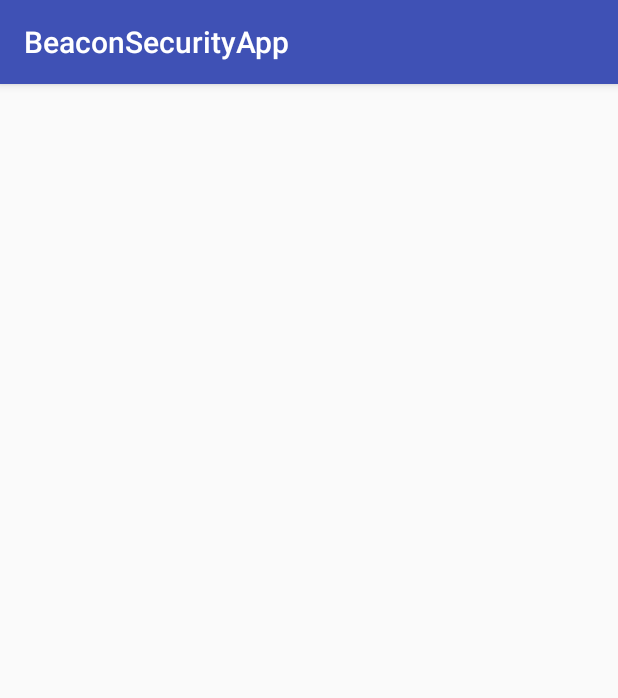
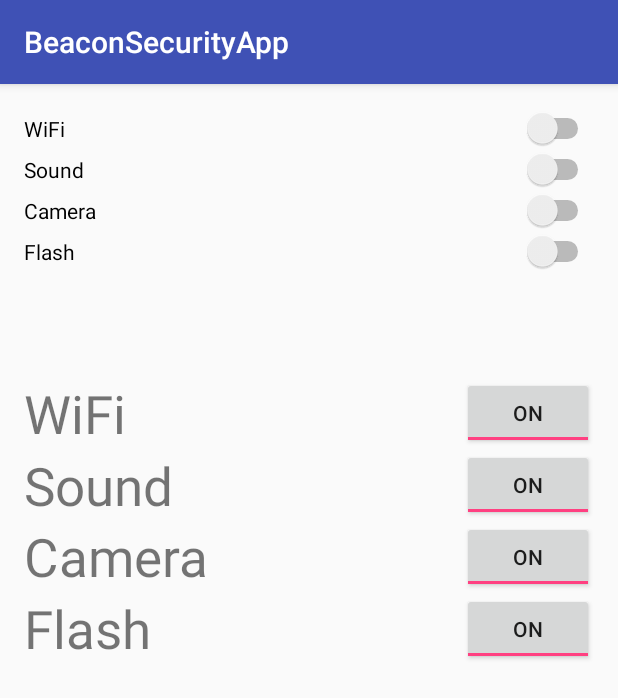
Before and after one commit to jooey247/BSP, an Android app: the SetActivity screen opened directly, with no data from a screen before it, on a phone screen of 412 x 824 dp. Shown: the top 698 px of the screen. Run offline under Robolectric (Android 15) with nearby library versions, the phone set to English and light mode, and no system bars.

Commit message:
toggle 버튼 초기화 content_main layout과 연결

```diff
--- a/BeaconSecurityApp2/app/src/main/java/cse/knu/beaconsecurityapp/SetActivity.java
+++ b/BeaconSecurityApp2/app/src/main/java/cse/knu/beaconsecurityapp/SetActivity.java
@@ -7,6 +7,7 @@ import android.media.AudioManager;
 import android.net.wifi.WifiManager;
 import android.support.v7.app.AppCompatActivity;
 import android.os.Bundle;
+import android.widget.ToggleButton;
 
 public class SetActivity extends AppCompatActivity {
 
@@ -28,10 +29,15 @@ public class SetActivity extends AppCompatActivity {
     private int camera_info = 2;
     private int flash_info = 3;
 
+    ToggleButton toggle_Button;
+    ToggleButton toggle_Button2;
+    ToggleButton toggle_Button3;
+    ToggleButton toggle_Button4;
+
     @Override
     protected void onCreate(Bundle savedInstanceState) {
         super.onCreate(savedInstanceState);
-        setContentView(R.layout.activity_set);
+        setContentView(R.layout.content_main); //activity_set);
 
         camera = android.hardware.Camera.open();
         camera.release();
@@ -39,6 +45,13 @@ public class SetActivity extends AppCompatActivity {
         audioManager = (AudioManager)getSystemService(Context.AUDIO_SERVICE);
         wifiManager = (WifiManager)getSystemService(Context.WIFI_SERVICE);
         cameraManager = (CameraManager)getSystemService(Context.CAMERA_SERVICE);
+
+        toggle_Button=(ToggleButton)findViewById(R.id.toggleButton);
+        toggle_Button2=(ToggleButton)findViewById(R.id.toggleButton2);
+        toggle_Button3=(ToggleButton)findViewById(R.id.toggleButton3);
+        toggle_Button4=(ToggleButton)findViewById(R.id.toggleButton4);
+
+        getUsersOption();
     }
 
     public SetActivity(){}
@@ -49,27 +62,33 @@ public class SetActivity extends AppCompatActivity {
             case 0 :
                 //wifi끄기
                 wifiManager.setWifiEnabled(false);
+                toggle_Button.setChecked(false);
                 break;
             case 1 :
                 wifiManager.setWifiEnabled(true);
+                toggle_Button.setChecked(true);
                 break;
             default:
         }
         switch (opt.indexOf(sound_info)){
             case 0 :
                 audioManager.setRingerMode(AudioManager.RINGER_MODE_VIBRATE);
+                toggle_Button2.setChecked(false);
                 break;
             case 1 :
                 audioManager.setRingerMode(AudioManager.RINGER_MODE_NORMAL);
+                toggle_Button3.setChecked(true);
                 break;
             default:
         }
         switch (opt.indexOf(camera_info)){
             case 0 :
                 camera.lock();
+                toggle_Button3.setChecked(false);
                 break;
             case 1 :
                 camera.release();
+                toggle_Button4.setChecked(true);
                 break;
             default:
         }
@@ -89,12 +108,15 @@ public class SetActivity extends AppCompatActivity {
         switch (audioManager.getRingerMode()){
             case AudioManager.RINGER_MODE_NORMAL:
                 audiostate="1";
+                toggle_Button2.setChecked(true);
                 break;
             case AudioManager.RINGER_MODE_SILENT:
                 audiostate="0";
+                toggle_Button2.setChecked(false);
                 break;
             case AudioManager.RINGER_MODE_VIBRATE:
                 audiostate="0";
+                toggle_Button2.setChecked(false);
                 break;
             default:
         }
@@ -102,9 +124,11 @@ public class SetActivity extends AppCompatActivity {
         switch (wifiManager.getWifiState()){
             case WifiManager.WIFI_STATE_ENABLED:
                 wifistate="1";
+                toggle_Button.setChecked(true);
                 break;
             case WifiManager.WIFI_STATE_DISABLING:
                 wifistate="0";
+                toggle_Button.setChecked(false);
                 break;
             default:
         }
@@ -112,13 +136,17 @@ public class SetActivity extends AppCompatActivity {
         switch (p.getFlashMode()){
             case android.hardware.Camera.Parameters.FLASH_MODE_TORCH:
                 flashstate="1";
+                toggle_Button4.setChecked(true);
                 break;
             case android.hardware.Camera.Parameters.FLASH_MODE_OFF:
                 flashstate="0";
+                toggle_Button4.setChecked(false);
                 break;
             default:
         }
 
+        toggle_Button3.setChecked(true);
+
         user_original_option_info = wifistate+audiostate+camerastate+flashstate;
     }
 }
--- a/BeaconSecurityApp2/app/src/main/res/layout/content_main.xml
+++ b/BeaconSecurityApp2/app/src/main/res/layout/content_main.xml
@@ -54,7 +54,7 @@
         android:text="New ToggleButton"
         android:id="@+id/toggleButton"
         android:layout_marginTop="70dp"
-        android:checked="false"
+        android:checked="true"
         android:layout_gravity="right|center"
         android:layout_below="@+id/flash_s"
         android:layout_alignParentEnd="true"
@@ -69,7 +69,8 @@
         android:layout_below="@+id/toggleButton"
         android:layout_alignParentEnd="true"
         android:textOn="ON"
-        android:textOff="OFF"/>
+        android:textOff="OFF"
+        android:checked="true" />
 
     <ToggleButton
         android:layout_width="wrap_content"
@@ -79,7 +80,8 @@
         android:layout_below="@+id/toggleButton2"
         android:layout_alignParentEnd="true"
         android:textOn="ON"
-        android:textOff="OFF"/>
+        android:textOff="OFF"
+        android:checked="true" />
 
     <ToggleButton
         android:layout_width="wrap_content"
@@ -89,7 +91,8 @@
         android:layout_below="@+id/toggleButton3"
         android:layout_alignParentEnd="true"
         android:textOn="ON"
-        android:textOff="OFF"/>
+        android:textOff="OFF"
+        android:checked="true" />
 
     <TextView
         android:layout_width="wrap_content"
```
